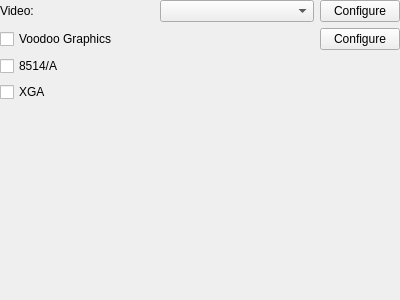
First picture: the form in src/qt/qt_settingsdisplay.ui, repository 86Box/86Box, before the edit.
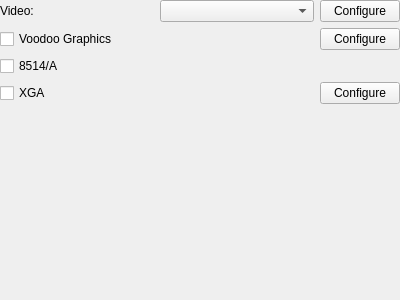
Second picture: the form after the edit.

Diff of the .ui file:
```diff
--- a/src/qt/qt_settingsdisplay.ui
+++ b/src/qt/qt_settingsdisplay.ui
@@ -70,6 +70,13 @@
      </property>
     </widget>
    </item>
+   <item row="3" column="2">
+    <widget class="QPushButton" name="pushButtonConfigureXga">
+     <property name="text">
+      <string>Configure</string>
+     </property>
+    </widget>
+   </item>
    <item row="3" column="0" colspan="2">
     <widget class="QCheckBox" name="checkBoxXga">
      <property name="text">
```
